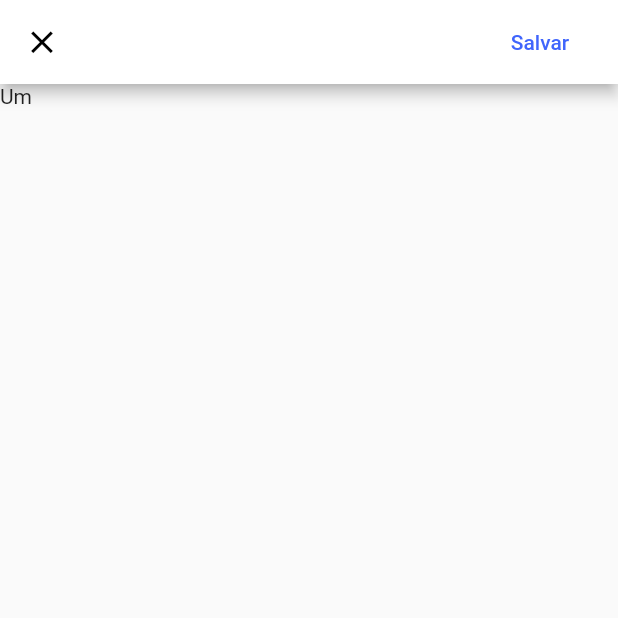
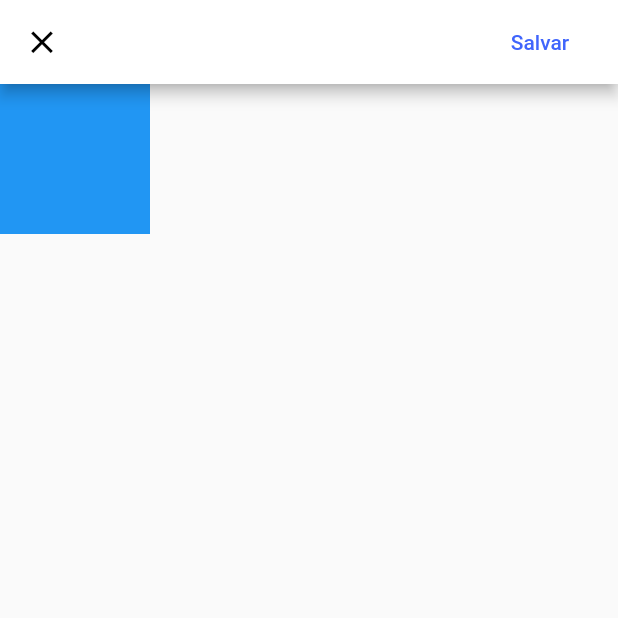
Before and after one commit to mrleonardobrito/inova, a Flutter app: the EditUser screen opened directly, on a phone screen of 412 x 824 dp, the top half of it. Run offline on Flutter 3.47's test engine with Material 2 defaults, Android fonts, the phone set to English and light mode, and no system bars; our stand-ins replace mask_text_input_formatter.

Commit message:
mudanças na tela de edit_user_page.dart

```diff
--- a/lib/main.dart
+++ b/lib/main.dart
@@ -9,7 +9,7 @@ import 'src/widget/bottom_bar_navigator.dart';
 void main() {
   runApp(
     const MaterialApp(
-      home: Login(),
+      home: EditUser(),
     ),
   );
 }
--- a/lib/src/pages/user/edit_user_page.dart
+++ b/lib/src/pages/user/edit_user_page.dart
@@ -10,6 +10,9 @@ class EditUser extends StatefulWidget {
 
 class _EditUserState extends State<EditUser> {
   int showAbas = 1;
+  bool _isInitialValue = true;
+
+  int _myDuration = 2;
 
   @override
   Widget build(BuildContext context) {
@@ -54,7 +57,10 @@ class _EditUserState extends State<EditUser> {
           ),
           backgroundColor: Colors.white,
         ),
-        body: Container(
-            child: showAbas == 1 ? Text('Um') : Text("Outro")));
+        body: AnimatedContainer(
+          duration: Duration(seconds: 5),
+          color: _isInitialValue ? Colors.blue : Colors.green,
+          child: const SizedBox(width: 100, height: 100),
+        ));
   }
 }
```
Also changed, not shown: lib/src/pages/register_page.dart (+4 -6 lines).
